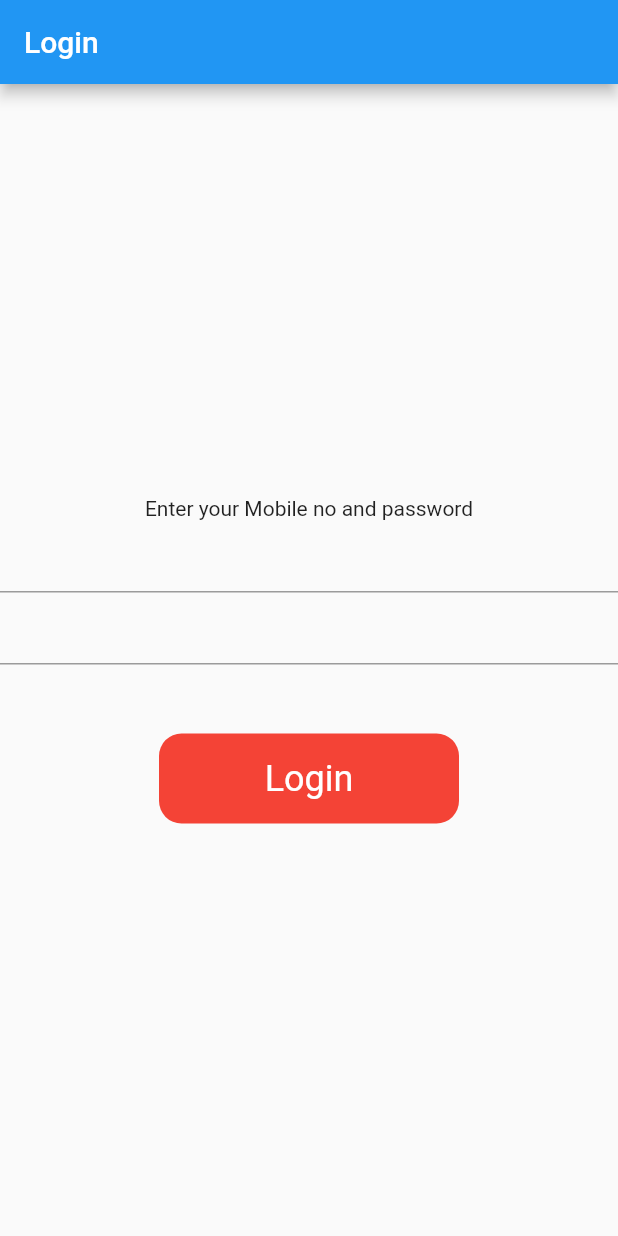
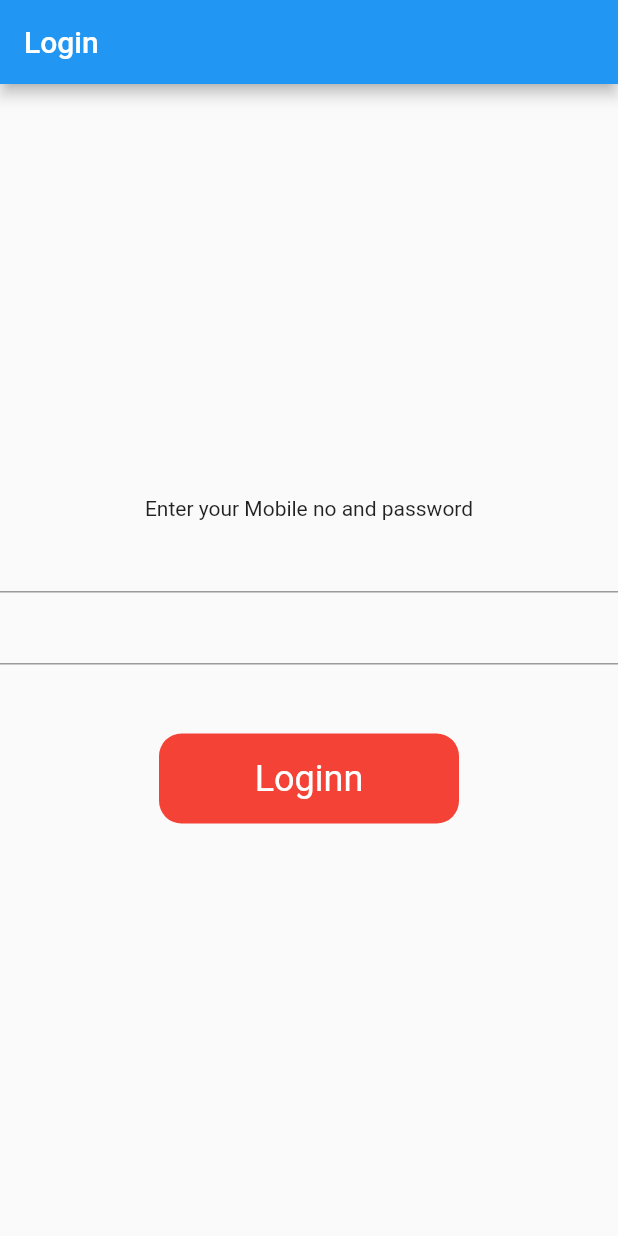
Before and after one commit to bijon95/project83batch, a Flutter app: the screen it shows after launch, on a phone screen of 412 x 824 dp. Run offline on Flutter 3.47's test engine with Material 2 defaults, Android fonts, the phone set to English and light mode, and no system bars.

```diff
--- a/lib/Auth/login.dart
+++ b/lib/Auth/login.dart
@@ -79,7 +79,7 @@ class _LoginState extends State<Login> {
                     color: Colors.red,
                     borderRadius: BorderRadius.circular(15)
                 ),
-                child: Center(child: Text("Login",style: TextStyle(fontSize: 24,color: Colors.white),)),
+                child: Center(child: Text("Loginn",style: TextStyle(fontSize: 24,color: Colors.white),)),
               ),
             )
           ],
```
